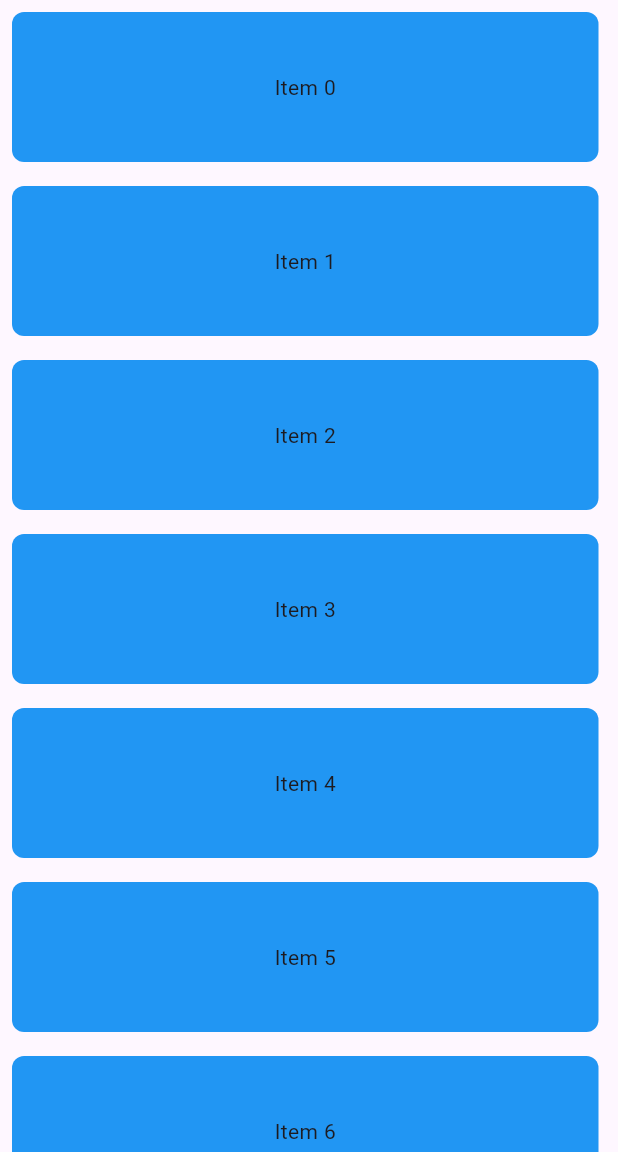
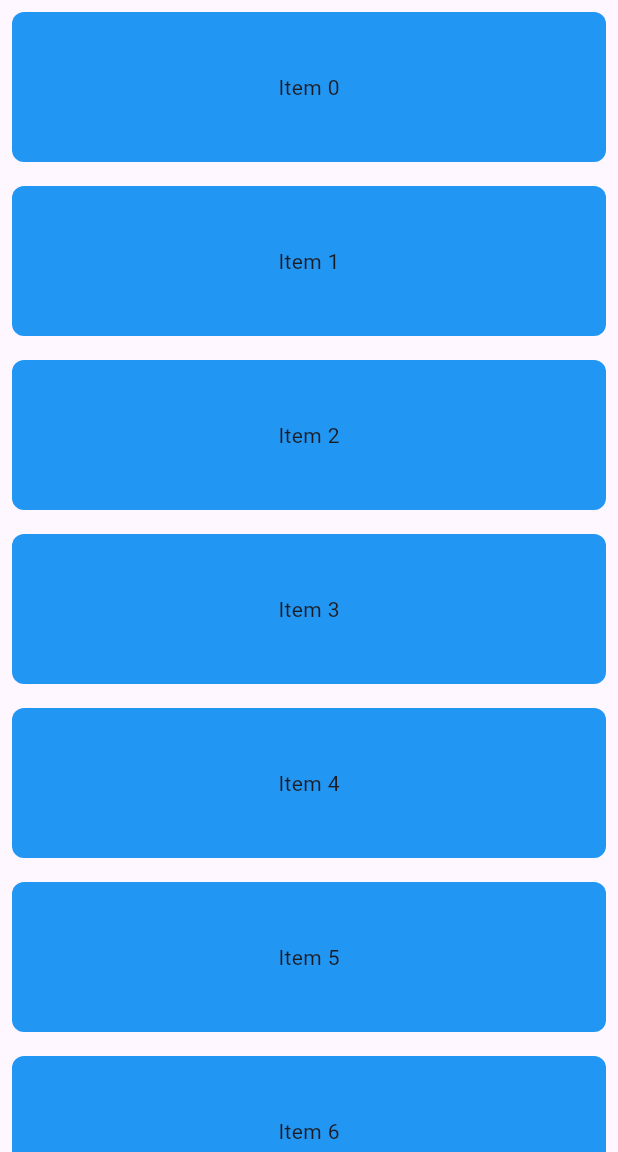
Before and after one commit to bixat/flexible_wrap, a Flutter app: the screen it shows after launch, on a phone screen of 412 x 824 dp, the part 84-1236 px from its top. Run offline on Flutter 3.47's test engine with Material 3 defaults, Android fonts, the phone set to English and light mode, and no system bars.

Commit message:
Handled oneline case

```diff
--- a/example/lib/main.dart
+++ b/example/lib/main.dart
@@ -33,7 +33,7 @@ class MyHomePage extends StatefulWidget {
 
 class _MyHomePageState extends State<MyHomePage> {
   final padding = 8.0;
-  final spacing = 5.0;
+  final spacing = 0.0;
   final itemWidth = 380.0;
   @override
   Widget build(BuildContext context) {
@@ -44,9 +44,7 @@ class _MyHomePageState extends State<MyHomePage> {
       ),
       body: SingleChildScrollView(
         child: FlexibleWrap(
-          length: 35, // Number of children to display
-          runAlignment: WrapAlignment.start,
-          crossAxisAlignment: WrapCrossAlignment.end,
+          length: 10, // Number of children to display
           spacing: spacing,
           builder: (int index) {
             return Padding(
@@ -61,7 +59,6 @@ class _MyHomePageState extends State<MyHomePage> {
             );
           },
           itemWidth: itemWidth, // Width of each item
-          direction: Axis.horizontal, // Direction to arrange the children
           alignment: WrapAlignment.start, // Alignment of children within a run
         ),
       ),
--- a/lib/src/flexible_wrap_base.dart
+++ b/lib/src/flexible_wrap_base.dart
@@ -69,10 +69,13 @@ class FlexibleWrap extends StatelessWidget {
       final double widthWithSpacing = itemWidth + spacing;
       if (constraint.maxWidth.isFinite) {
         int items = (constraint.maxWidth / widthWithSpacing).floor();
-        double remainder = constraint.maxWidth.remainder(widthWithSpacing);
-        extraWidth = remainder / items;
+        final bool isOneLine = items >= length;
+        double remainder = constraint.maxWidth -
+            (widthWithSpacing * (isOneLine ? length : items));
+        extraWidth = remainder / (isOneLine ? length : items);
       }
-      return Wrap(
+      return Center(
+        child: Wrap(
           direction: direction,
           textDirection: textDirection,
           alignment: alignment,
@@ -86,6 +89,7 @@ class FlexibleWrap extends StatelessWidget {
               child: builder(index),
             );
           }),
+        ),
       );
     });
   }
```
Lines whose indentation alone changed are shown as unchanged.
